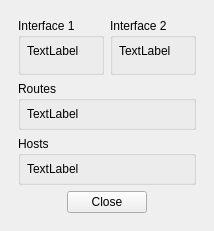
Before: the Qt Designer form src/VMTD/VMTD/engine/VMTDConfiguratorForm.ui in ekushko/qt-vxlan-mtd-old, drawn with Qt 5.
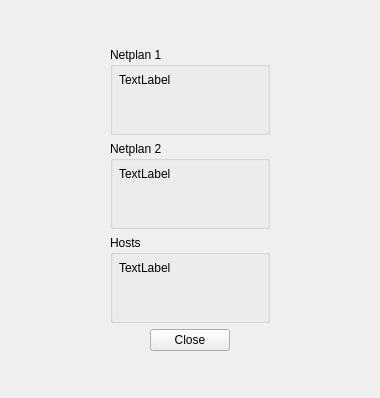
After: the same form once the commit is applied. Icons and pictures are not drawn.

What changed in the file:
```diff
--- a/src/VMTD/VMTD/engine/VMTDConfiguratorForm.ui
+++ b/src/VMTD/VMTD/engine/VMTDConfiguratorForm.ui
@@ -6,8 +6,8 @@
    <rect>
     <x>0</x>
     <y>0</y>
-    <width>214</width>
-    <height>231</height>
+    <width>380</width>
+    <height>398</height>
    </rect>
   </property>
   <property name="windowTitle">
@@ -80,11 +80,9 @@
          <number>9</number>
         </property>
         <item>
-         <layout class="QHBoxLayout" name="hl_1">
-          <item>
-           <widget class="QGroupBox" name="gbInterface1">
+         <widget class="QGroupBox" name="gbNetplan1">
             <property name="title">
-             <string>Interface 1</string>
+           <string>Netplan 1</string>
             </property>
             <layout class="QVBoxLayout" name="verticalLayout">
              <property name="leftMargin">
@@ -123,9 +121,9 @@
            </widget>
           </item>
           <item>
-           <widget class="QGroupBox" name="gbInterface2">
+         <widget class="QGroupBox" name="gbNetplan2">
             <property name="title">
-             <string>Interface 2</string>
+           <string>Netplan 2</string>
             </property>
             <layout class="QVBoxLayout" name="verticalLayout_2">
              <property name="leftMargin">
@@ -163,36 +161,6 @@
             </layout>
            </widget>
           </item>
-         </layout>
-        </item>
-        <item>
-         <widget class="QGroupBox" name="gbRoutes">
-          <property name="title">
-           <string>Routes</string>
-          </property>
-          <layout class="QVBoxLayout" name="verticalLayout_3">
-           <property name="leftMargin">
-            <number>6</number>
-           </property>
-           <property name="topMargin">
-            <number>6</number>
-           </property>
-           <property name="rightMargin">
-            <number>6</number>
-           </property>
-           <property name="bottomMargin">
-            <number>6</number>
-           </property>
-           <item>
-            <widget class="QLabel" name="lbRoutes">
-             <property name="text">
-              <string>TextLabel</string>
-             </property>
-            </widget>
-           </item>
-          </layout>
-         </widget>
-        </item>
         <item>
          <widget class="QGroupBox" name="gbHosts">
           <property name="title">
@@ -218,6 +186,19 @@
              </property>
             </widget>
            </item>
+           <item>
+            <spacer name="_9">
+             <property name="orientation">
+              <enum>Qt::Vertical</enum>
+             </property>
+             <property name="sizeHint" stdset="0">
+              <size>
+               <width>20</width>
+               <height>40</height>
+              </size>
+             </property>
+            </spacer>
+           </item>
           </layout>
          </widget>
         </item>
```
Left out of the diff: 4 changed lines with no effect on the pictures. Lines whose indentation alone changed are shown as unchanged.
